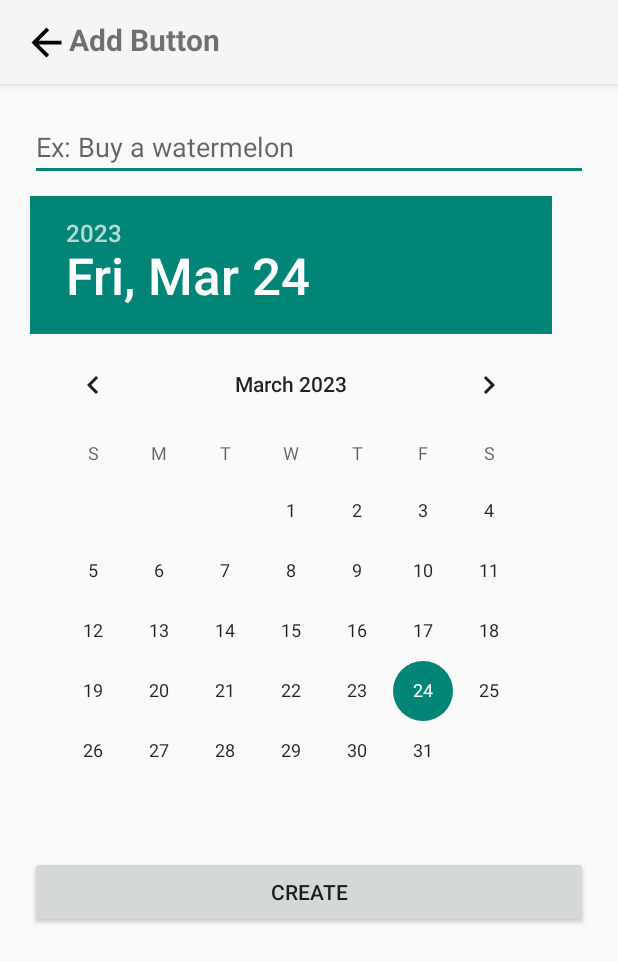
After one commit to khosbilegt/MobileDev, an Android app: the AddActivity screen opened directly, with no data from a screen before it, on a phone screen of 412 x 824 dp. The commit adds this screen. Shown: the top 962 px of the screen. Run offline under Robolectric (Android 15) with nearby library versions, the phone set to English and light mode, and no system bars.

Commit message:
added most stuff

```diff
--- /dev/null
+++ b/Todo/app/src/main/java/com/example/todo/AddActivity.java
@@ -0,0 +1,61 @@
+package com.example.todo;
+
+import androidx.appcompat.app.AppCompatActivity;
+import androidx.appcompat.widget.Toolbar;
+
+import android.os.Bundle;
+import android.view.View;
+import android.widget.Button;
+import android.widget.DatePicker;
+import android.widget.EditText;
+
+import java.util.Calendar;
+import java.util.Date;
+
+public class AddActivity extends AppCompatActivity {
+
+    @Override
+    protected void onCreate(Bundle savedInstanceState) {
+        super.onCreate(savedInstanceState);
+        setContentView(R.layout.activity_add);
+
+        Toolbar myToolbar = (Toolbar) findViewById(R.id.my_toolbar);
+        myToolbar.setTitle("");
+        setSupportActionBar(myToolbar);
+
+        DatePicker datePicker = findViewById(R.id.datePicker);
+        EditText editText = findViewById(R.id.editText);
+
+        Button backButton = findViewById(R.id.backButton);
+        backButton.setOnClickListener(new View.OnClickListener() {
+            @Override
+            public void onClick(View v) {
+                finish();
+            }
+        });
+
+
+        Button createButton = findViewById(R.id.createButton);
+        createButton.setOnClickListener(new View.OnClickListener() {
+            @Override
+            public void onClick(View v) {
+                int year = datePicker.getYear();
+                int month = datePicker.getMonth();
+                int day = datePicker.getDayOfMonth();
+                String finishDate = String.valueOf(year) + "-" + String.valueOf(month) + "-"
+                        + String.valueOf(day);
+
+                Calendar calendar = Calendar.getInstance();
+                String currentString = String.valueOf(calendar.get(Calendar.YEAR)) + "-"
+                        + String.valueOf(calendar.get(Calendar.MONTH)) + "-"
+                        + String.valueOf(calendar.get(Calendar.DAY_OF_MONTH));
+
+                Task task = new Task(editText.getText().toString(), currentString, finishDate);
+
+                DatabaseHelper dbHandler = new DatabaseHelper(AddActivity.this);
+                dbHandler.addTask(task);
+                finish();
+            }
+        });
+    }
+}
--- /dev/null
+++ b/Todo/app/src/main/res/drawable/ic_baseline_add_24.xml
@@ -0,0 +1,5 @@
+<vector android:height="24dp" android:tint="#000000"
+    android:viewportHeight="24" android:viewportWidth="24"
+    android:width="24dp" xmlns:android="http://schemas.android.com/apk/res/android">
+    <path android:fillColor="@android:color/white" android:pathData="M19,13h-6v6h-2v-6H5v-2h6V5h2v6h6v2z"/>
+</vector>
--- /dev/null
+++ b/Todo/app/src/main/res/drawable/ic_baseline_arrow_back_24.xml
@@ -0,0 +1,5 @@
+<vector android:autoMirrored="true" android:height="24dp"
+    android:tint="#000000" android:viewportHeight="24"
+    android:viewportWidth="24" android:width="24dp" xmlns:android="http://schemas.android.com/apk/res/android">
+    <path android:fillColor="@android:color/white" android:pathData="M20,11H7.83l5.59,-5.59L12,4l-8,8 8,8 1.41,-1.41L7.83,13H20v-2z"/>
+</vector>
--- /dev/null
+++ b/Todo/app/src/main/res/layout/activity_add.xml
@@ -0,0 +1,91 @@
+<?xml version="1.0" encoding="utf-8"?>
+<androidx.constraintlayout.widget.ConstraintLayout xmlns:android="http://schemas.android.com/apk/res/android"
+    xmlns:app="http://schemas.android.com/apk/res-auto"
+    xmlns:tools="http://schemas.android.com/tools"
+    android:layout_width="match_parent"
+    android:layout_height="match_parent"
+    tools:context=".AddActivity"
+    tools:layout_editor_absoluteX="0dp"
+    tools:layout_editor_absoluteY="-2dp">
+
+    <androidx.appcompat.widget.Toolbar
+        android:id="@+id/my_toolbar"
+        android:layout_width="match_parent"
+        android:layout_height="?attr/actionBarSize"
+        android:background="?attr/colorPrimary"
+        android:elevation="4dp"
+        android:theme="@style/ThemeOverlay.AppCompat.ActionBar"
+        app:layout_constraintEnd_toEndOf="parent"
+        app:layout_constraintHorizontal_bias="0.0"
+        app:layout_constraintStart_toStartOf="parent"
+        app:popupTheme="@style/ThemeOverlay.AppCompat.Dark"
+        tools:layout_editor_absoluteY="-2dp">
+
+        <LinearLayout
+            android:layout_width="match_parent"
+            android:layout_height="wrap_content"
+            android:orientation="horizontal"
+            tools:layout_editor_absoluteX="16dp"
+            tools:layout_editor_absoluteY="11dp">
+
+            <Button
+                android:id="@+id/backButton"
+                android:layout_width="30dp"
+                android:layout_height="30dp"
+                android:background="@drawable/ic_baseline_arrow_back_24"
+                tools:layout_editor_absoluteX="16dp"
+                tools:layout_editor_absoluteY="12dp" />
+
+            <TextView
+                android:id="@+id/titleText"
+                android:layout_width="wrap_content"
+                android:layout_height="wrap_content"
+                android:text="Add Button"
+                android:textSize="20sp"
+                android:textStyle="bold"
+                tools:layout_editor_absoluteX="56dp"
+                tools:layout_editor_absoluteY="11dp" />
+
+        </LinearLayout>
+
+    </androidx.appcompat.widget.Toolbar>
+
+    <LinearLayout
+        android:layout_width="match_parent"
+        android:layout_height="match_parent"
+        android:layout_marginStart="20dp"
+        android:layout_marginTop="75dp"
+        android:layout_marginEnd="20dp"
+        android:orientation="vertical"
+        app:layout_constraintBottom_toBottomOf="parent"
+        app:layout_constraintEnd_toEndOf="parent"
+        app:layout_constraintHorizontal_bias="0.0"
+        app:layout_constraintStart_toStartOf="parent"
+        app:layout_constraintTop_toBottomOf="@+id/my_toolbar">
+
+        <EditText
+            android:id="@+id/editText"
+            android:layout_width="match_parent"
+            android:layout_height="wrap_content"
+            android:ems="10"
+            android:hint="Ex: Buy a watermelon"
+            android:inputType="textPersonName"
+            tools:layout_editor_absoluteX="0dp"
+            tools:layout_editor_absoluteY="98dp" />
+
+        <DatePicker
+            android:id="@+id/datePicker"
+            android:layout_width="wrap_content"
+            android:layout_height="wrap_content"
+            android:layout_marginTop="10dp"
+            android:layout_marginBottom="10dp" />
+
+        <Button
+            android:id="@+id/createButton"
+            android:layout_width="match_parent"
+            android:layout_height="wrap_content"
+            android:text="Create" />
+    </LinearLayout>
+
+
+</androidx.constraintlayout.widget.ConstraintLayout>
--- a/Todo/app/src/main/res/values/themes.xml
+++ b/Todo/app/src/main/res/values/themes.xml
@@ -1,6 +1,6 @@
 <resources xmlns:tools="http://schemas.android.com/tools">
     <!-- Base application theme. -->
-    <style name="Theme.Todo" parent="Theme.MaterialComponents.DayNight.DarkActionBar">
+    <style name="Theme.Todo" parent="Theme.AppCompat.Light.NoActionBar">
         <!-- Primary brand color. -->
         <item name="colorPrimary">@color/purple_500</item>
         <item name="colorPrimaryVariant">@color/purple_700</item>
```
Also changed, not shown: Todo/app/src/main/AndroidManifest.xml (+10 -1 lines), Todo/app/src/main/java/com/example/todo/DatabaseHelper.java (+13 -2 lines), Todo/app/src/main/java/com/example/todo/MainActivity.java (+36 -3 lines), Todo/app/src/main/java/com/example/todo/Task.java (+55 -8 lines), Todo/app/src/main/java/com/example/todo/TaskAdapter.java (+27 -2 lines), Todo/app/src/main/res/drawable/rotated_line.xml (added, +8 -0 lines), Todo/app/src/main/res/drawable/straight_line.xml (added, +8 -0 lines), Todo/app/src/main/res/layout/activity_main.xml (+15 -1 lines), Todo/app/src/main/res/layout/task_item.xml (+25 -4 lines), Todo/app/src/main/res/menu/menu_main.xml (added, +13 -0 lines).
